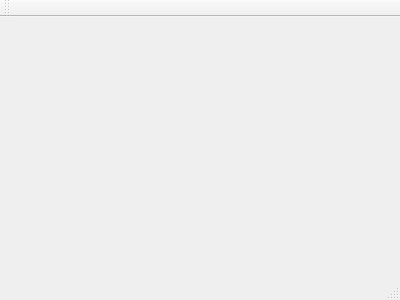
Old version of the form mainwindow.ui in the repository BradenBagby/NetworkScannerGUI.
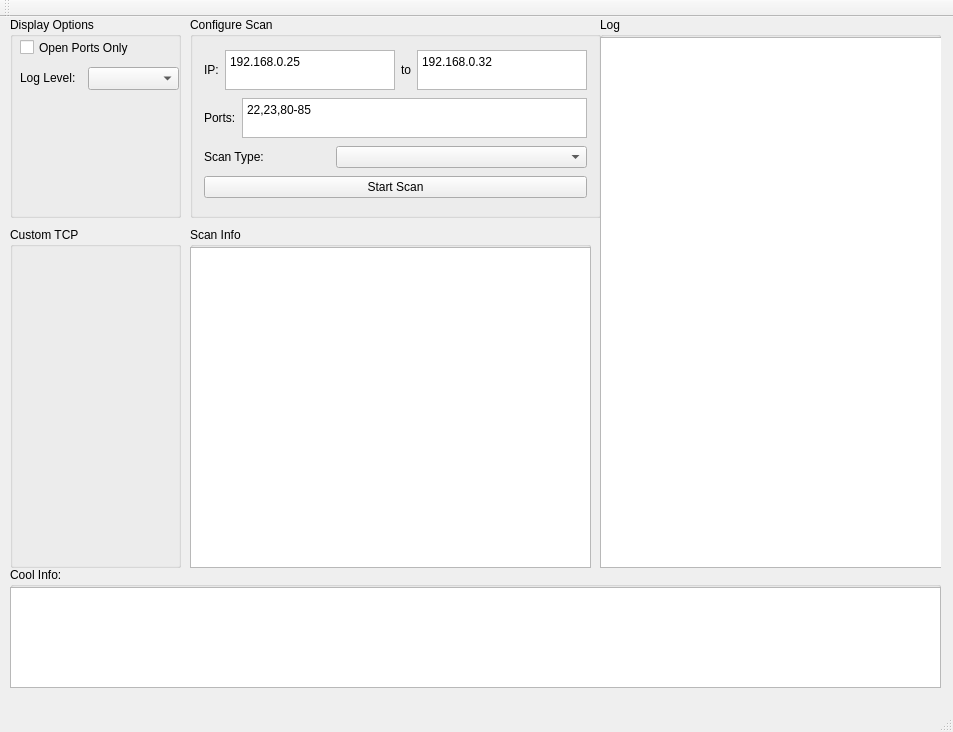
New version of the form.

```diff
--- a/mainwindow.ui
+++ b/mainwindow.ui
@@ -1,24 +1,335 @@
 <ui version="4.0">
  <class>MainWindow</class>
- <widget class="QMainWindow" name="MainWindow" >
-  <property name="geometry" >
+ <widget class="QMainWindow" name="MainWindow">
+  <property name="geometry">
    <rect>
     <x>0</x>
     <y>0</y>
-    <width>400</width>
-    <height>300</height>
+    <width>953</width>
+    <height>732</height>
    </rect>
   </property>
   <property name="windowTitle" >
    <string>MainWindow</string>
   </property>
-  <widget class="QMenuBar" name="menuBar" />
-  <widget class="QToolBar" name="mainToolBar" />
-  <widget class="QWidget" name="centralWidget" />
-  <widget class="QStatusBar" name="statusBar" />
+  <widget class="QWidget" name="centralWidget">
+   <widget class="QGroupBox" name="groupBox">
+    <property name="geometry">
+     <rect>
+      <x>10</x>
+      <y>0</y>
+      <width>171</width>
+      <height>201</height>
+     </rect>
+    </property>
+    <property name="title">
+     <string>Display Options</string>
+    </property>
+    <widget class="QCheckBox" name="checkBox">
+     <property name="geometry">
+      <rect>
+       <x>10</x>
+       <y>20</y>
+       <width>161</width>
+       <height>21</height>
+      </rect>
+     </property>
+     <property name="text">
+      <string>Open Ports Only</string>
+     </property>
+    </widget>
+    <widget class="QComboBox" name="comboBox_logLevel">
+     <property name="geometry">
+      <rect>
+       <x>78</x>
+       <y>50</y>
+       <width>91</width>
+       <height>23</height>
+      </rect>
+     </property>
+    </widget>
+    <widget class="QLabel" name="label_5">
+     <property name="geometry">
+      <rect>
+       <x>10</x>
+       <y>50</y>
+       <width>61</width>
+       <height>21</height>
+      </rect>
+     </property>
+     <property name="text">
+      <string>Log Level:</string>
+     </property>
+    </widget>
+   </widget>
+   <widget class="QGroupBox" name="groupBox_custom">
+    <property name="geometry">
+     <rect>
+      <x>10</x>
+      <y>210</y>
+      <width>171</width>
+      <height>341</height>
+     </rect>
+    </property>
+    <property name="title">
+     <string>Custom TCP</string>
+    </property>
+   </widget>
+   <widget class="QGroupBox" name="groupBox_configureScan">
+    <property name="geometry">
+     <rect>
+      <x>190</x>
+      <y>0</y>
+      <width>411</width>
+      <height>201</height>
+     </rect>
+    </property>
+    <property name="title">
+     <string>Configure Scan</string>
+    </property>
+    <layout class="QVBoxLayout" name="verticalLayout">
+     <item>
+      <layout class="QHBoxLayout" name="horizontalLayout">
+       <item>
+        <widget class="QLabel" name="label">
+         <property name="text">
+          <string>IP:</string>
+         </property>
+        </widget>
+       </item>
+       <item>
+        <widget class="QTextEdit" name="textEdit_IPStart">
+         <property name="minimumSize">
+          <size>
+           <width>0</width>
+           <height>40</height>
+          </size>
+         </property>
+         <property name="maximumSize">
+          <size>
+           <width>16777215</width>
+           <height>40</height>
+          </size>
+         </property>
+         <property name="font">
+          <font>
+           <pointsize>14</pointsize>
+          </font>
+         </property>
+         <property name="styleSheet">
+          <string notr="true"/>
+         </property>
+         <property name="html">
+          <string>&lt;!DOCTYPE HTML PUBLIC &quot;-//W3C//DTD HTML 4.0//EN&quot; &quot;http://www.w3.org/TR/REC-html40/strict.dtd&quot;&gt;
+&lt;html&gt;&lt;head&gt;&lt;meta name=&quot;qrichtext&quot; content=&quot;1&quot; /&gt;&lt;style type=&quot;text/css&quot;&gt;
+p, li { white-space: pre-wrap; }
+&lt;/style&gt;&lt;/head&gt;&lt;body style=&quot; font-family:'Sans Serif'; font-size:14pt; font-weight:400; font-style:normal;&quot;&gt;
+&lt;p style=&quot; margin-top:0px; margin-bottom:0px; margin-left:0px; margin-right:0px; -qt-block-indent:0; text-indent:0px;&quot;&gt;&lt;span style=&quot; font-size:9pt;&quot;&gt;192.168.0.25&lt;/span&gt;&lt;/p&gt;&lt;/body&gt;&lt;/html&gt;</string>
+         </property>
+        </widget>
+       </item>
+       <item>
+        <widget class="QLabel" name="label_2">
+         <property name="text">
+          <string>to</string>
+         </property>
+        </widget>
+       </item>
+       <item>
+        <widget class="QTextEdit" name="textEdit_IPEnd">
+         <property name="minimumSize">
+          <size>
+           <width>0</width>
+           <height>40</height>
+          </size>
+         </property>
+         <property name="maximumSize">
+          <size>
+           <width>16777215</width>
+           <height>40</height>
+          </size>
+         </property>
+         <property name="font">
+          <font>
+           <pointsize>14</pointsize>
+          </font>
+         </property>
+         <property name="styleSheet">
+          <string notr="true"/>
+         </property>
+         <property name="html">
+          <string>&lt;!DOCTYPE HTML PUBLIC &quot;-//W3C//DTD HTML 4.0//EN&quot; &quot;http://www.w3.org/TR/REC-html40/strict.dtd&quot;&gt;
+&lt;html&gt;&lt;head&gt;&lt;meta name=&quot;qrichtext&quot; content=&quot;1&quot; /&gt;&lt;style type=&quot;text/css&quot;&gt;
+p, li { white-space: pre-wrap; }
+&lt;/style&gt;&lt;/head&gt;&lt;body style=&quot; font-family:'Sans Serif'; font-size:14pt; font-weight:400; font-style:normal;&quot;&gt;
+&lt;p style=&quot; margin-top:0px; margin-bottom:0px; margin-left:0px; margin-right:0px; -qt-block-indent:0; text-indent:0px;&quot;&gt;&lt;span style=&quot; font-size:9pt;&quot;&gt;192.168.0.32&lt;/span&gt;&lt;/p&gt;&lt;/body&gt;&lt;/html&gt;</string>
+         </property>
+        </widget>
+       </item>
+      </layout>
+     </item>
+     <item>
+      <layout class="QHBoxLayout" name="horizontalLayout_2">
+       <property name="topMargin">
+        <number>0</number>
+       </property>
+       <item>
+        <widget class="QLabel" name="label_3">
+         <property name="text">
+          <string>Ports:</string>
+         </property>
+        </widget>
+       </item>
+       <item>
+        <widget class="QTextEdit" name="textEdit_IPStart_2">
+         <property name="minimumSize">
+          <size>
+           <width>0</width>
+           <height>40</height>
+          </size>
+         </property>
+         <property name="maximumSize">
+          <size>
+           <width>16777215</width>
+           <height>40</height>
+          </size>
+         </property>
+         <property name="font">
+          <font>
+           <pointsize>14</pointsize>
+          </font>
+         </property>
+         <property name="styleSheet">
+          <string notr="true"/>
+         </property>
+         <property name="html">
+          <string>&lt;!DOCTYPE HTML PUBLIC &quot;-//W3C//DTD HTML 4.0//EN&quot; &quot;http://www.w3.org/TR/REC-html40/strict.dtd&quot;&gt;
+&lt;html&gt;&lt;head&gt;&lt;meta name=&quot;qrichtext&quot; content=&quot;1&quot; /&gt;&lt;style type=&quot;text/css&quot;&gt;
+p, li { white-space: pre-wrap; }
+&lt;/style&gt;&lt;/head&gt;&lt;body style=&quot; font-family:'Sans Serif'; font-size:14pt; font-weight:400; font-style:normal;&quot;&gt;
+&lt;p style=&quot; margin-top:0px; margin-bottom:0px; margin-left:0px; margin-right:0px; -qt-block-indent:0; text-indent:0px;&quot;&gt;&lt;span style=&quot; font-size:9pt;&quot;&gt;22,23,80-85&lt;/span&gt;&lt;/p&gt;&lt;/body&gt;&lt;/html&gt;</string>
+         </property>
+        </widget>
+       </item>
+      </layout>
+     </item>
+     <item>
+      <layout class="QHBoxLayout" name="horizontalLayout_3" stretch="1,2">
+       <property name="topMargin">
+        <number>0</number>
+       </property>
+       <item>
+        <widget class="QLabel" name="label_4">
+         <property name="text">
+          <string>Scan Type:</string>
+         </property>
+        </widget>
+       </item>
+       <item>
+        <widget class="QComboBox" name="comboBox_scanType"/>
+       </item>
+      </layout>
+     </item>
+     <item>
+      <widget class="QPushButton" name="pushButton">
+       <property name="text">
+        <string>Start Scan</string>
+       </property>
+      </widget>
+     </item>
+    </layout>
+   </widget>
+   <widget class="QGroupBox" name="groupBox_scanInfo">
+    <property name="geometry">
+     <rect>
+      <x>190</x>
+      <y>210</y>
+      <width>401</width>
+      <height>341</height>
+     </rect>
+    </property>
+    <property name="title">
+     <string>Scan Info</string>
+    </property>
+    <widget class="QTextBrowser" name="textBrowser_scanInfo">
+     <property name="geometry">
+      <rect>
+       <x>0</x>
+       <y>20</y>
+       <width>401</width>
+       <height>321</height>
+      </rect>
+     </property>
+    </widget>
+   </widget>
+   <widget class="QGroupBox" name="groupBox_log">
+    <property name="geometry">
+     <rect>
+      <x>600</x>
+      <y>0</y>
+      <width>341</width>
+      <height>551</height>
+     </rect>
+    </property>
+    <property name="title">
+     <string>Log</string>
+    </property>
+    <widget class="QTextBrowser" name="textBrowser_log">
+     <property name="geometry">
+      <rect>
+       <x>0</x>
+       <y>20</y>
+       <width>351</width>
+       <height>531</height>
+      </rect>
+     </property>
+    </widget>
+   </widget>
+   <widget class="QGroupBox" name="groupBox_2">
+    <property name="geometry">
+     <rect>
+      <x>10</x>
+      <y>550</y>
+      <width>931</width>
+      <height>121</height>
+     </rect>
+    </property>
+    <property name="title">
+     <string>Cool Info:</string>
+    </property>
+    <widget class="QTextBrowser" name="textBrowser_coolInfo">
+     <property name="geometry">
+      <rect>
+       <x>0</x>
+       <y>20</y>
+       <width>931</width>
+       <height>101</height>
+      </rect>
+     </property>
+    </widget>
+   </widget>
+  </widget>
+  <widget class="QMenuBar" name="menuBar">
+   <property name="geometry">
+    <rect>
+     <x>0</x>
+     <y>0</y>
+     <width>953</width>
+     <height>20</height>
+    </rect>
+   </property>
+  </widget>
+  <widget class="QToolBar" name="mainToolBar">
+   <attribute name="toolBarArea">
+    <enum>TopToolBarArea</enum>
+   </attribute>
+   <attribute name="toolBarBreak">
+    <bool>false</bool>
+   </attribute>
+  </widget>
+  <widget class="QStatusBar" name="statusBar"/>
  </widget>
- <layoutDefault spacing="6" margin="11" />
- <pixmapfunction></pixmapfunction>
+ <layoutdefault spacing="6" margin="11"/>
  <resources/>
  <connections/>
 </ui>
```
Left out of the diff: 3 changed lines with no effect on the pictures.
